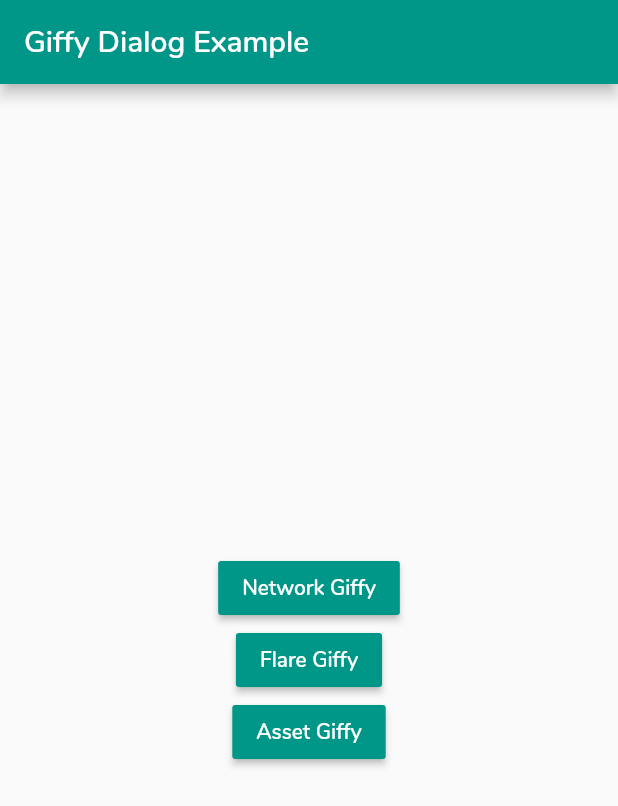
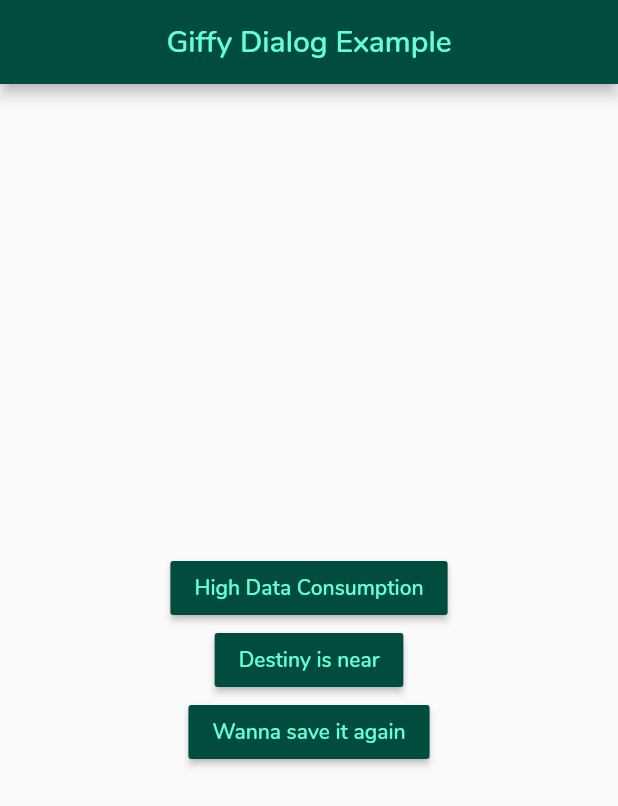
Before and after one commit to xsahil03x/giffy_dialog, a Flutter app: the screen it shows after launch, on a phone screen of 412 x 824 dp. Shown: the top 806 px of the screen. Run offline on Flutter 3.47's test engine with Material 2 defaults, Android fonts, the phone set to English and light mode, and no system bars; our stand-ins replace flare_flutter.

Commit message:
Buttons customised

```diff
--- a/example/lib/main.dart
+++ b/example/lib/main.dart
@@ -29,7 +29,9 @@ class MyHomePage extends StatelessWidget {
   Widget build(BuildContext context) {
     return Scaffold(
       appBar: AppBar(
-        title: Text("Giffy Dialog Example"),
+        backgroundColor: Colors.teal.shade900,
+        centerTitle: true,
+        title: Text("Giffy Dialog Example",style: TextStyle(color: Colors.tealAccent),),
       ),
       body: Center(
         child: Column(
@@ -37,11 +39,12 @@ class MyHomePage extends StatelessWidget {
           children: <Widget>[
             RaisedButton(
                 key: keys[0],
-                color: Colors.teal,
+                color: Colors.teal.shade900,
+                //changed name from Network Giffy to High Data Consumption
                 child: Text(
-                  "Network Giffy",
+                  "High Data Consumption",
                   style: TextStyle(
-                    color: Colors.white,
+                    color: Colors.tealAccent,
                   ),
                 ),
                 onPressed: () {
@@ -66,13 +69,14 @@ class MyHomePage extends StatelessWidget {
                             onOkButtonPressed: () {},
                           ));
                 }),
+            //changed name from Flare giffy to Destiny is near
             RaisedButton(
                 key: keys[2],
-                color: Colors.teal,
+                color: Colors.teal.shade900,
                 child: Text(
-                  'Flare Giffy',
+                  'Destiny is near',
                   style: TextStyle(
-                    color: Colors.white,
+                    color: Colors.tealAccent,
                   ),
                 ),
                 onPressed: () {
@@ -97,11 +101,11 @@ class MyHomePage extends StatelessWidget {
                 }),
             RaisedButton(
                 key: keys[4],
-                color: Colors.teal,
+                color: Colors.teal.shade900,
                 child: Text(
-                  'Asset Giffy',
+                  'Wanna save it again',
                   style: TextStyle(
-                    color: Colors.white,
+                    color: Colors.tealAccent,
                   ),
                 ),
                 onPressed: () {
```
